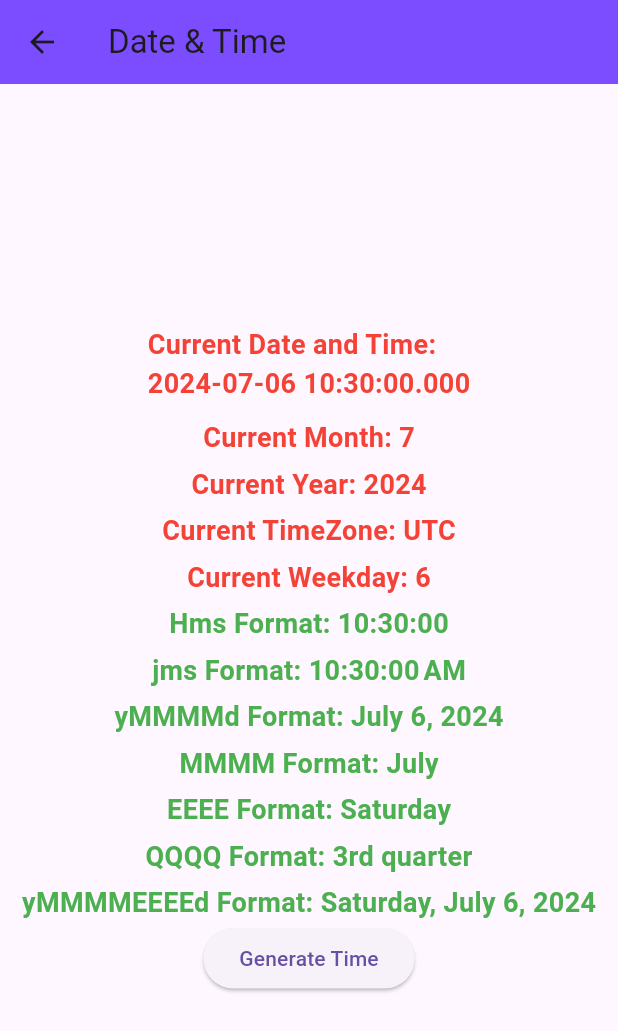
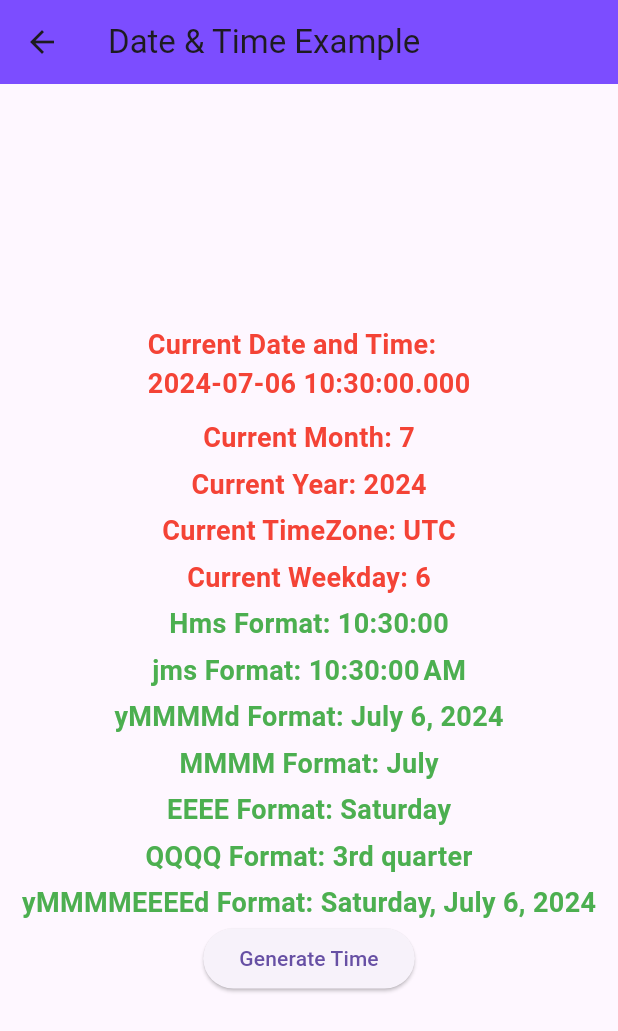
Before and after one commit to thisisdishang/JourneyToFlutter, a Flutter app: the mydatetime screen opened directly, on a phone screen of 412 x 824 dp. Shown: the top 1031 px of the screen. Run offline on Flutter 3.47's test engine with Material 3 defaults, Android fonts, the phone set to English and light mode, and no system bars; our stand-ins replace fluttertoast.

Commit message:
Update MyDateTime.dart

```diff
--- a/lib/MyDateTime.dart
+++ b/lib/MyDateTime.dart
@@ -15,7 +15,7 @@ class _mydatetimeState extends State<mydatetime> {
 
     return Scaffold(
       appBar: AppBar(
-        title: Text('Date & Time'),
+        title: Text('Date & Time Example'),
         backgroundColor: Colors.deepPurpleAccent,
       ),
       body: Center(
```
